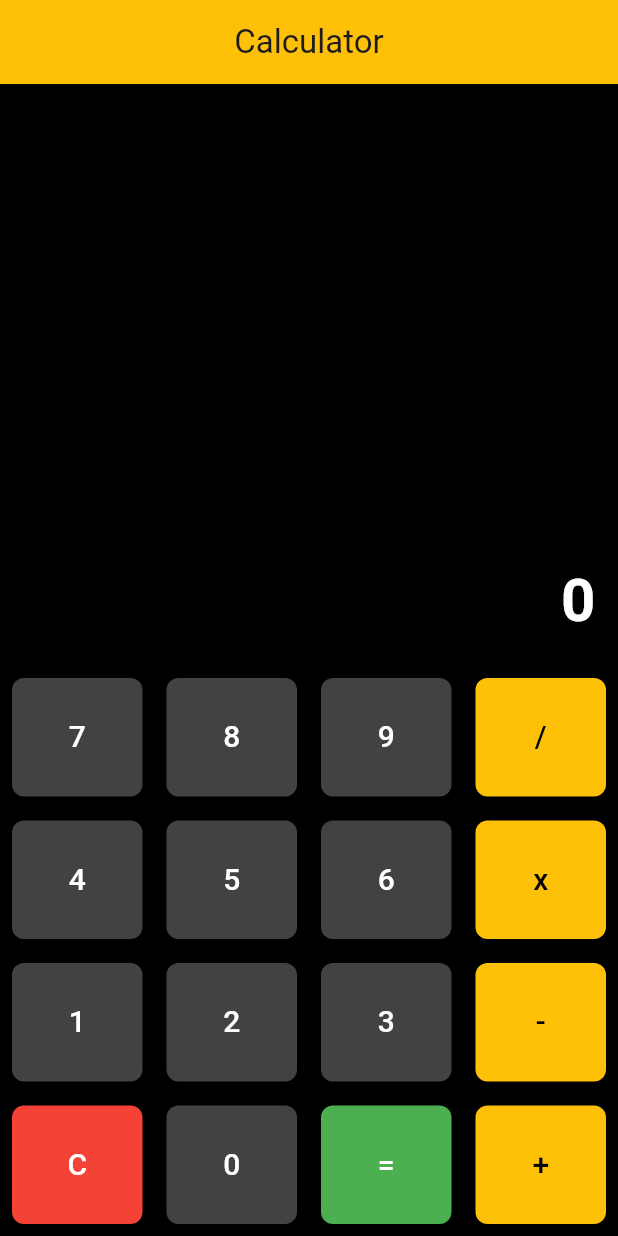
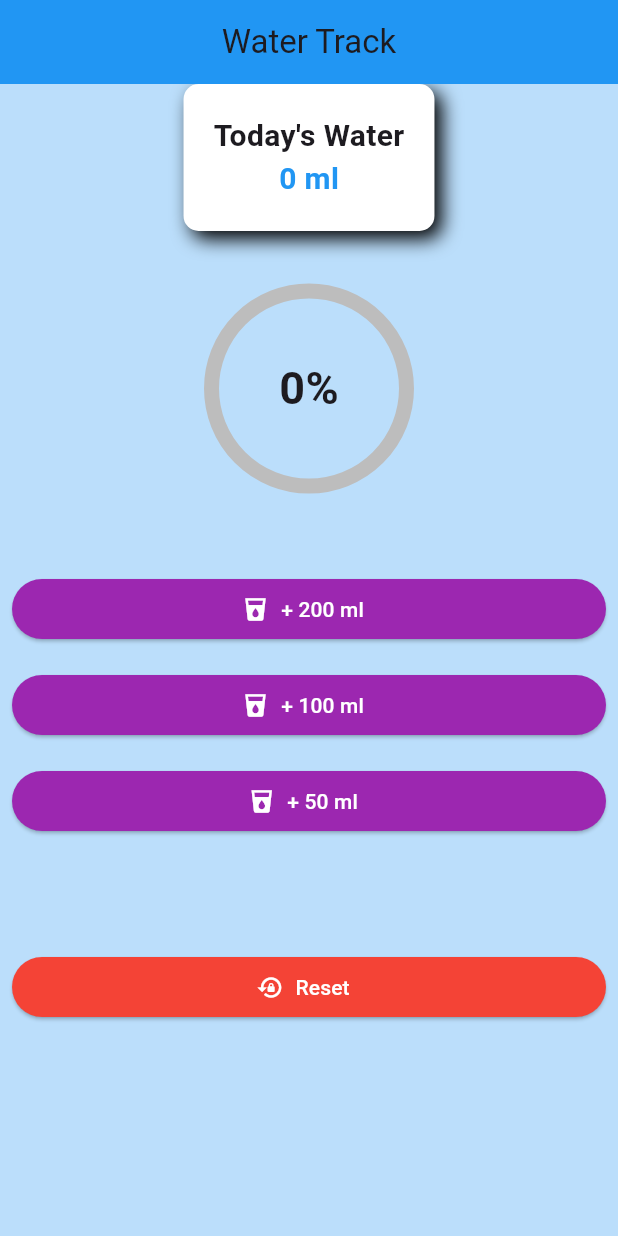
Before and after one commit to monabbir1/ostad_practice-, a Flutter app: the screen it shows after launch, on a phone screen of 412 x 824 dp. Run offline on Flutter 3.47's test engine with Material 3 defaults, Android fonts, the phone set to English and light mode, and no system bars.

Commit message:
WaterTraker

```diff
--- /dev/null
+++ b/lib/WaterTrakar.dart
@@ -0,0 +1,136 @@
+import 'package:flutter/cupertino.dart';
+import 'package:flutter/material.dart';
+import 'package:ostad_prac/Widget/waterBtn.dart';
+
+class Watertraker extends StatefulWidget {
+   Watertraker({super.key});
+
+  @override
+  State<Watertraker> createState() => _WatertrakerState();
+}
+
+class _WatertrakerState extends State<Watertraker> {
+  final int goal = 2000;
+
+  int _takeWater = 0;
+
+  void _addWater(int amount){
+    setState(() {
+      if( _takeWater <goal){
+        _takeWater = (_takeWater+amount).clamp(0, goal);
+      }
+    });
+  }
+  void _reset(){
+    setState(() {
+      _takeWater = 0;
+    });
+  }
+
+  @override
+  Widget build(BuildContext context) {
+    double progres = (_takeWater / goal).clamp(0.0, 1.0);
+    return Scaffold(
+      appBar: AppBar(
+        title: Text('Water Track'),
+        backgroundColor: Colors.blue,
+        centerTitle: true,
+      ),
+      backgroundColor: Colors.blue[100],
+      body: Center(
+        child: Column(
+          children: [
+            Container(
+              padding: EdgeInsets.all(20),
+              decoration: BoxDecoration(
+                  color: Colors.white,
+                  borderRadius: BorderRadius.all(Radius.circular(10)),
+                  boxShadow: [
+                    BoxShadow(
+                        color: Colors.black,
+                        blurRadius: 10,
+                        offset: Offset(5, 5))
+                  ]),
+              child: Column(
+                children: [
+                  Text(
+                    "Today's Water",
+                    style: TextStyle(fontWeight: FontWeight.w600, fontSize: 20),
+                  ),
+                  Text(
+                    "${_takeWater} ml",
+                    style: TextStyle(
+                        fontWeight: FontWeight.w600,
+                        fontSize: 20,
+                        color: Colors.blue),
+                  ),
+                ],
+              ),
+            ),
+            SizedBox(
+              height: 40,
+            ),
+            Stack(
+              alignment: Alignment.center,
+              children: [
+                Container(
+                  width: 130,
+                  height: 130,
+                  child: CircularProgressIndicator(
+                    value: progres,
+                    color: Colors.blue,
+                    backgroundColor: Colors.grey[400],
+                    strokeWidth: 10,
+                  ),
+                ),
+                Text(
+                  "${(progres * 100).toInt()}%",
+                  style: TextStyle(fontSize: 30, fontWeight: FontWeight.w600),
+                )
+              ],
+            ),
+            SizedBox(
+              height: 50,
+            ),
+            Wrap(
+              children: [
+                waterBtn(
+                  buttonName: '200',
+                  icon: Icons.local_drink, onTab:()=> _addWater(200),
+                ),
+                waterBtn(
+                  buttonName: '100',
+                  icon: Icons.local_drink, onTab:()=> _addWater(100)
+                ),
+                waterBtn(
+                  buttonName: '50',
+                  icon: Icons.local_drink, onTab:()=> _addWater(50)
+                ),
+              ],
+            ),
+            SizedBox(
+              height: 60,
+            ),
+            Padding(
+              padding: const EdgeInsets.all(8.0),
+              child: ElevatedButton.icon(
+                onPressed:  _reset,
+                style: ElevatedButton.styleFrom(
+                    backgroundColor: Colors.red,
+                    minimumSize: Size(double.infinity, 40)),
+                label: Text(
+                  'Reset',
+                  style: TextStyle(color: Colors.white),
+                ),
+                icon: Icon(
+                  Icons.lock_reset,
+                  color: Colors.white,
+                ),
+              ),
+            )
+          ],
+        ),
+      ),
+    );
+  }
+}
--- a/lib/Widget/button.dart
+++ b/lib/Widget/button.dart
@@ -1,13 +1,12 @@
+import 'package:flutter/cupertino.dart';
 import 'package:flutter/material.dart';
 
 class button extends StatelessWidget {
   String text;
   Color ? color;
-  Color ? textColor;
   final VoidCallback onTab;
-  button({
-    super.key,
-    required this.text,this.color,this.textColor, required this.onTab
+   button({
+    super.key, required this.text,this.color, required this.onTab
   });
 
   @override
@@ -23,7 +22,7 @@ class button extends StatelessWidget {
                     borderRadius: BorderRadius.circular(8)
                 )
             ),
-            child: Text(text,style:TextStyle(color: textColor ?? Colors.white,fontSize: 20),)),
+            child: Text(text,style: TextStyle(color: Colors.white,fontSize: 20),)),
       ),
     );
   }
--- /dev/null
+++ b/lib/Widget/waterBtn.dart
@@ -0,0 +1,24 @@
+import 'package:flutter/cupertino.dart';
+import 'package:flutter/material.dart';
+
+class waterBtn extends StatelessWidget {
+  String buttonName;
+  IconData? icon;
+  VoidCallback onTab;
+   waterBtn({
+    super.key,required this.buttonName,this.icon, required this.onTab
+  });
+
+  @override
+  Widget build(BuildContext context) {
+    return Padding(
+      padding: const EdgeInsets.all(8.0),
+      child: ElevatedButton.icon(onPressed: onTab,
+        style: ElevatedButton.styleFrom(
+            backgroundColor: Colors.purple,
+            minimumSize: Size(double.infinity, 40)
+        ),
+        label: Text("+ ${buttonName} ml",style: TextStyle(color: Colors.white),),icon: Icon(icon,color: Colors.white,),),
+    );
+  }
+}
--- a/lib/main.dart
+++ b/lib/main.dart
@@ -1,11 +1,11 @@
 import 'package:flutter/cupertino.dart';
 import 'package:flutter/material.dart';
-import 'package:ostad_prac/Widget/button.dart';
+import 'package:ostad_prac/WaterTrakar.dart';
+import 'package:ostad_prac/main.dart';
 
-void main() {
+void main(){
   runApp(MyApp());
 }
-
 class MyApp extends StatelessWidget {
   const MyApp({super.key});
 
@@ -13,134 +13,7 @@ class MyApp extends StatelessWidget {
   Widget build(BuildContext context) {
     return MaterialApp(
       debugShowCheckedModeBanner: false,
-      home: Home(),
+      home: Watertraker(),
     );
   }
 }
-
-class Home extends StatefulWidget {
-  const Home({super.key});
-
-  @override
-  State<Home> createState() => _HomeState();
-}
-
-class _HomeState extends State<Home> {
-  String _output = "0";
-  String _input = "";
-  String operand = "";
-  double num1 = 0;
-  double num2 = 0;
-  void ButtonPressed(String value) {
-    setState(() {
-      if (value == "C") {
-        _output = "0";
-        _input = "";
-        operand = "";
-        num1 = 0;
-        num2 = 0;
-      } else if (value == "=") {
-        num2 = double.parse(_input);
-        if (operand == '+') {
-          _output = (num1 + num2).toString();
-        } else if (operand == '-') {
-          _output = (num1 - num2).toString();
-        } else if (operand == '*') {
-          _output = (num1 * num2).toString();
-        } else if (operand == '/') {
-          _output = (num2 != 0) ? (num1 / num2).toString() : "Error";
-        }
-        _input = _output;
-      } else if (['+', '-', '*', '/'].contains(value)) {
-        num1 = double.parse(_input);
-        _input = '';
-      } else {
-        _input += value;
-        _output = _input;
-      }
-    });
-  }
-
-  @override
-  Widget build(BuildContext context) {
-    return Scaffold(
-      backgroundColor: Colors.black,
-      appBar: AppBar(
-        centerTitle: true,
-        title: Text('Calculator'),
-        backgroundColor: Colors.amber,
-      ),
-      body: Column(
-        children: [
-          Expanded(
-            child: Container(
-              alignment: Alignment.bottomRight,
-              padding: EdgeInsets.all(15),
-              child: Text(
-                _output,
-                style: TextStyle(
-                    color: Colors.white,
-                    fontSize: 40,
-                    fontWeight: FontWeight.bold),
-              ),
-            ),
-          ),
-          Row(
-            children: [
-              button(text: '7', onTab:()=> ButtonPressed('7'),),
-              button(text: '8', onTab:()=> ButtonPressed('8'),),
-              button(text: '9', onTab:()=> ButtonPressed('9'),),
-              button(
-                text: '/',
-                textColor: Colors.black,
-                color: Colors.amber,onTab:()=> ButtonPressed('/'),
-              ),
-            ],
-          ),
-          Row(
-            children: [
-              button(text: '4', onTab:()=> ButtonPressed('4'),),
-              button(text: '5', onTab:()=> ButtonPressed('5'),),
-              button(text: '6', onTab:()=> ButtonPressed('6'),),
-              button(
-                text: 'x',
-                textColor: Colors.black,
-                color: Colors.amber, onTab:()=> ButtonPressed('*'),
-              ),
-            ],
-          ),
-          Row(
-            children: [
-              button(text: '1', onTab:()=> ButtonPressed('1'),),
-              button(text: '2', onTab:()=> ButtonPressed('2'),),
-              button(text: '3', onTab:()=> ButtonPressed('3'),),
-              button(
-                text: '-',
-                textColor: Colors.black,
-                color: Colors.amber, onTab:()=> ButtonPressed('-'),
-              ),
-            ],
-          ),
-          Row(
-            children: [
-              button(
-                text: 'C', onTab:()=> ButtonPressed('C'),
-                color: Colors.red,
-              ),
-              button(text: '0', onTab:()=> ButtonPressed('0'),),
-              button(
-                text: '=', onTab:()=> ButtonPressed('='),
-                color: Colors.green,
-              ),
-              button(
-                text: '+', onTab:()=> ButtonPressed('+'),
-                textColor: Colors.black,
-                color: Colors.amber,
-              ),
-            ],
-          ),
-        ],
-      ),
-    );
-  }
-}
--- a/pubspec.yaml
+++ b/pubspec.yaml
@@ -34,6 +34,7 @@ dependencies:
   # The following adds the Cupertino Icons font to your application.
   # Use with the CupertinoIcons class for iOS style icons.
   cupertino_icons: ^1.0.8
+  flutter_screenutil: ^5.9.0
 
 dev_dependencies:
   flutter_test:
```
Also changed, not shown: lib/calculator.dart (added, +108 -0 lines), pubspec.lock.
